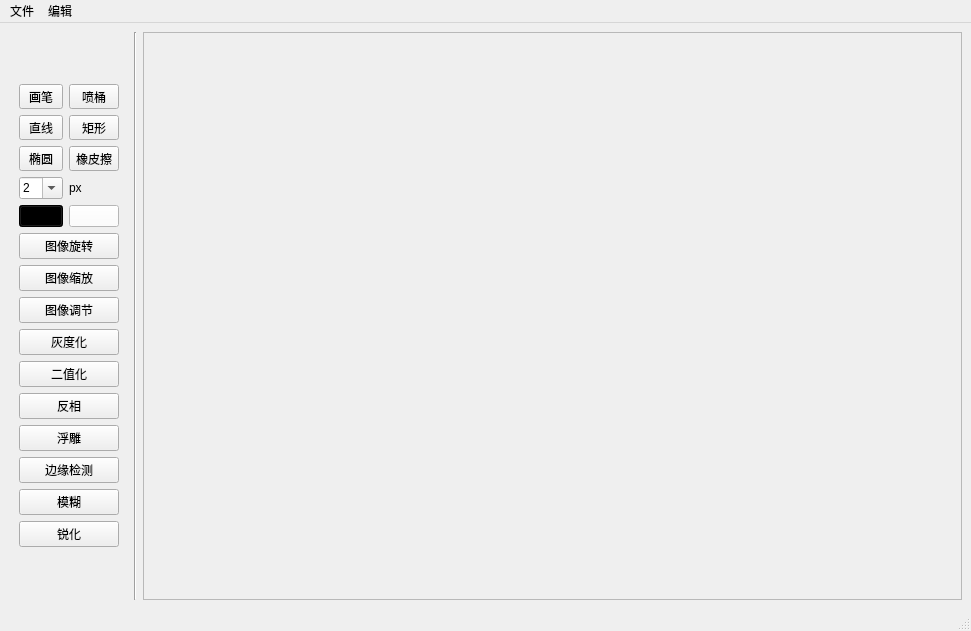
Before: the Qt Designer form src/view/MainWindow.ui in quniLcs/dip-paint, drawn with Qt 5.
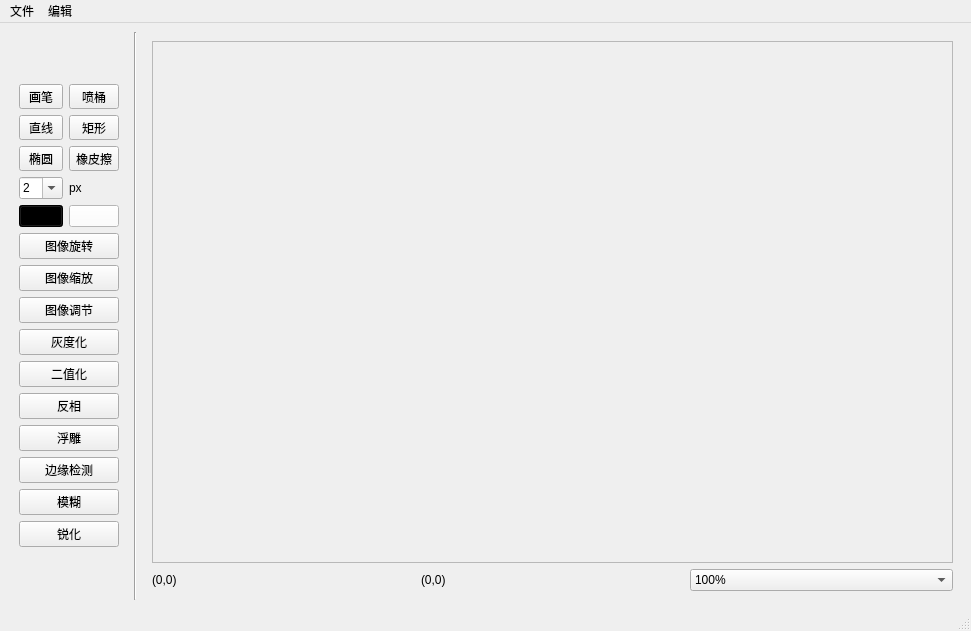
After: the same form once the commit is applied. Icons and pictures are not drawn.

The edit to the form file:
```diff
--- a/src/view/MainWindow.ui
+++ b/src/view/MainWindow.ui
@@ -18,7 +18,7 @@
     <normaloff>:/img/img/icon.png</normaloff>:/img/img/icon.png</iconset>
   </property>
   <widget class="QWidget" name="centralwidget">
-   <layout class="QHBoxLayout" name="horizontalLayout_3" stretch="0,1,7">
+   <layout class="QHBoxLayout" name="horizontalLayout_3" stretch="0,1,0">
     <item>
      <widget class="QWidget" name="toolBox" native="true">
       <property name="sizePolicy">
@@ -355,6 +355,65 @@
      </widget>
     </item>
     <item>
+     <widget class="QWidget" name="widget" native="true">
+      <layout class="QGridLayout" name="gridLayout_3">
+       <item row="1" column="2">
+        <widget class="QComboBox" name="imgRatioBtn">
+         <property name="currentIndex">
+          <number>3</number>
+         </property>
+         <item>
+          <property name="text">
+           <string>25%</string>
+          </property>
+         </item>
+         <item>
+          <property name="text">
+           <string>50%</string>
+          </property>
+         </item>
+         <item>
+          <property name="text">
+           <string>75%</string>
+          </property>
+         </item>
+         <item>
+          <property name="text">
+           <string>100%</string>
+          </property>
+         </item>
+         <item>
+          <property name="text">
+           <string>200%</string>
+          </property>
+         </item>
+         <item>
+          <property name="text">
+           <string>300%</string>
+          </property>
+         </item>
+         <item>
+          <property name="text">
+           <string>400%</string>
+          </property>
+         </item>
+        </widget>
+       </item>
+       <item row="1" column="0">
+        <widget class="QLabel" name="mousePosLabel">
+         <property name="text">
+          <string>(0,0)</string>
+         </property>
+        </widget>
+       </item>
+       <item row="1" column="1">
+        <widget class="QLabel" name="imgSizeLabel">
+         <property name="text">
+          <string>(0,0)</string>
+         </property>
+        </widget>
+       </item>
+       <item row="0" column="0" colspan="3">
      <widget class="QScrollArea" name="scrollArea">
       <property name="mouseTracking">
        <bool>true</bool>
@@ -414,6 +473,9 @@
         </item>
        </layout>
       </widget>
+        </widget>
+       </item>
+      </layout>
      </widget>
     </item>
    </layout>
```
Lines whose indentation alone changed are shown as unchanged.
